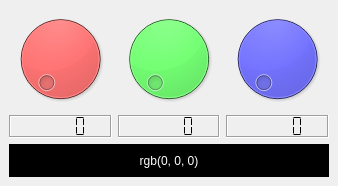
Qt form 실습예제/2부_Basic_Widget/4. Input/ex2_4_07/gui.ui (choisuyang/study_python) before a commit.
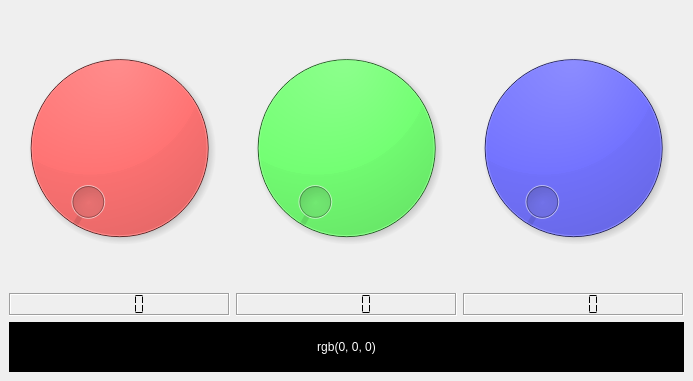
The same form after that commit.

Patch:
```diff
--- a/실습예제/2부_Basic_Widget/4. Input/ex2_4_07/gui.ui
+++ b/실습예제/2부_Basic_Widget/4. Input/ex2_4_07/gui.ui
@@ -6,8 +6,8 @@
    <rect>
     <x>0</x>
     <y>0</y>
-    <width>338</width>
-    <height>186</height>
+    <width>693</width>
+    <height>381</height>
    </rect>
   </property>
   <property name="windowTitle">
```
Left out of the diff: 51 changed lines with no effect on the pictures.
